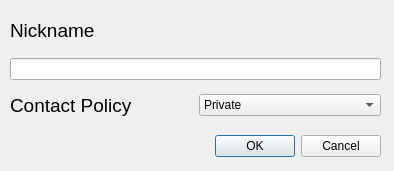
MohamedElfeky/PippipMessaging-qt, file EditNicknameDialog.ui: the form before one commit.
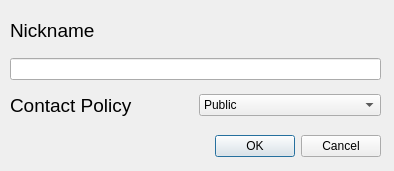
The form after the commit.

What changed in the file:
```diff
--- a/EditNicknameDialog.ui
+++ b/EditNicknameDialog.ui
@@ -29,7 +29,7 @@
     <set>QDialogButtonBox::Cancel|QDialogButtonBox::Ok</set>
    </property>
   </widget>
-  <widget class="QWidget" name="">
+  <widget class="QWidget" name="layoutWidget">
    <property name="geometry">
     <rect>
      <x>10</x>
@@ -51,7 +51,7 @@
     </item>
    </layout>
   </widget>
-  <widget class="QWidget" name="">
+  <widget class="QWidget" name="layoutWidget">
    <property name="geometry">
     <rect>
      <x>10</x>
@@ -71,13 +71,11 @@
     <item>
      <widget class="QComboBox" name="policyComboBox">
       <property name="currentText">
-       <string>Private</string>
+       <string>Public</string>
       </property>
-      <item>
-       <property name="text">
-        <string>Private</string>
-       </property>
-      </item>
+      <property name="currentIndex">
+       <number>0</number>
+      </property>
       <item>
        <property name="text">
         <string>Public</string>
```
